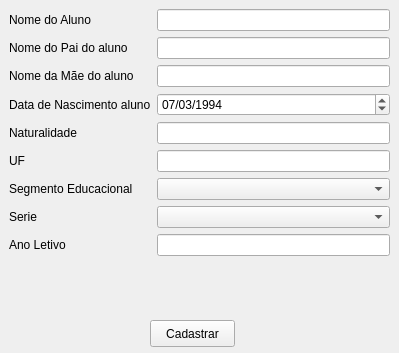
Before: the Qt Designer form GeradorDeDocumentos/view/cadastro.ui in andersonferreira1277/Exerc-cios-de-P1-e-LP1, drawn with Qt 5.
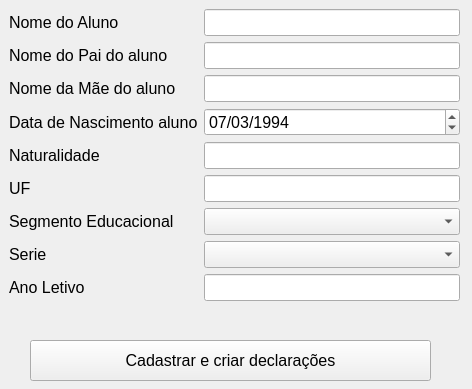
After: the same form once the commit is applied.

Commit message: Melhorando a interface.

Diff of the .ui file:
```diff
--- a/GeradorDeDocumentos/view/cadastro.ui
+++ b/GeradorDeDocumentos/view/cadastro.ui
@@ -6,8 +6,8 @@
    <rect>
     <x>0</x>
     <y>0</y>
-    <width>399</width>
-    <height>353</height>
+    <width>472</width>
+    <height>389</height>
    </rect>
   </property>
   <property name="windowTitle">
@@ -18,43 +18,86 @@
     <rect>
      <x>9</x>
      <y>9</y>
-     <width>381</width>
+     <width>451</width>
      <height>311</height>
     </rect>
    </property>
+   <property name="font">
+    <font>
+     <pointsize>12</pointsize>
+    </font>
+   </property>
    <layout class="QFormLayout" name="formLayout">
     <item row="0" column="0">
      <widget class="QLabel" name="nomeDoAlunoLabel">
+      <property name="font">
+       <font>
+        <pointsize>12</pointsize>
+       </font>
+      </property>
       <property name="text">
        <string>Nome do Aluno</string>
       </property>
      </widget>
     </item>
     <item row="0" column="1">
-     <widget class="QLineEdit" name="nomeDoAlunoLineEdit"/>
+     <widget class="QLineEdit" name="nomeDoAlunoLineEdit">
+      <property name="font">
+       <font>
+        <pointsize>12</pointsize>
+       </font>
+      </property>
+     </widget>
     </item>
     <item row="1" column="0">
      <widget class="QLabel" name="nomeDoPaiDoAlunoLabel">
+      <property name="font">
+       <font>
+        <pointsize>12</pointsize>
+       </font>
+      </property>
       <property name="text">
        <string>Nome do Pai do aluno</string>
       </property>
      </widget>
     </item>
     <item row="1" column="1">
-     <widget class="QLineEdit" name="nomeDoPaiDoAlunoLineEdit"/>
+     <widget class="QLineEdit" name="nomeDoPaiDoAlunoLineEdit">
+      <property name="font">
+       <font>
+        <pointsize>12</pointsize>
+       </font>
+      </property>
+     </widget>
     </item>
     <item row="2" column="0">
      <widget class="QLabel" name="nomeDaMEDoAlunoLabel">
+      <property name="font">
+       <font>
+        <pointsize>12</pointsize>
+       </font>
+      </property>
       <property name="text">
        <string>Nome da Mãe do aluno</string>
       </property>
      </widget>
     </item>
     <item row="2" column="1">
-     <widget class="QLineEdit" name="nomeDaMEDoAlunoLineEdit"/>
+     <widget class="QLineEdit" name="nomeDaMEDoAlunoLineEdit">
+      <property name="font">
+       <font>
+        <pointsize>12</pointsize>
+       </font>
+      </property>
+     </widget>
     </item>
     <item row="3" column="0">
      <widget class="QLabel" name="dataDeNascimentoAlunoLabel">
+      <property name="font">
+       <font>
+        <pointsize>12</pointsize>
+       </font>
+      </property>
       <property name="text">
        <string>Data de Nascimento aluno</string>
       </property>
@@ -62,6 +105,11 @@
     </item>
     <item row="3" column="1">
      <widget class="QDateEdit" name="dataDeNascimentoAlunoDateEdit">
+      <property name="font">
+       <font>
+        <pointsize>12</pointsize>
+       </font>
+      </property>
       <property name="dateTime">
        <datetime>
         <hour>0</hour>
@@ -96,46 +144,95 @@
     </item>
     <item row="4" column="0">
      <widget class="QLabel" name="naturalidadeLabel">
+      <property name="font">
+       <font>
+        <pointsize>12</pointsize>
+       </font>
+      </property>
       <property name="text">
        <string>Naturalidade</string>
       </property>
      </widget>
     </item>
     <item row="4" column="1">
-     <widget class="QLineEdit" name="naturalidadeLineEdit"/>
+     <widget class="QLineEdit" name="naturalidadeLineEdit">
+      <property name="font">
+       <font>
+        <pointsize>12</pointsize>
+       </font>
+      </property>
+     </widget>
     </item>
     <item row="5" column="0">
      <widget class="QLabel" name="uFLabel">
+      <property name="font">
+       <font>
+        <pointsize>12</pointsize>
+       </font>
+      </property>
       <property name="text">
        <string>UF</string>
       </property>
      </widget>
     </item>
     <item row="5" column="1">
-     <widget class="QLineEdit" name="uFLineEdit"/>
+     <widget class="QLineEdit" name="uFLineEdit">
+      <property name="font">
+       <font>
+        <pointsize>12</pointsize>
+       </font>
+      </property>
+     </widget>
     </item>
     <item row="6" column="0">
      <widget class="QLabel" name="segmentoEducacionalLabel">
+      <property name="font">
+       <font>
+        <pointsize>12</pointsize>
+       </font>
+      </property>
       <property name="text">
        <string>Segmento Educacional</string>
       </property>
      </widget>
     </item>
     <item row="6" column="1">
-     <widget class="QComboBox" name="segmentoEducacionalComboBox"/>
+     <widget class="QComboBox" name="segmentoEducacionalComboBox">
+      <property name="font">
+       <font>
+        <pointsize>12</pointsize>
+       </font>
+      </property>
+     </widget>
     </item>
     <item row="7" column="0">
      <widget class="QLabel" name="serieLabel">
+      <property name="font">
+       <font>
+        <pointsize>12</pointsize>
+       </font>
+      </property>
       <property name="text">
        <string>Serie</string>
       </property>
      </widget>
     </item>
     <item row="7" column="1">
-     <widget class="QComboBox" name="serieComboBox"/>
+     <widget class="QComboBox" name="serieComboBox">
+      <property name="font">
+       <font>
+        <pointsize>12</pointsize>
+       </font>
+      </property>
+     </widget>
     </item>
     <item row="8" column="0">
      <widget class="QLabel" name="anoLetivoLabel">
+      <property name="font">
+       <font>
+        <pointsize>12</pointsize>
+       </font>
+      </property>
       <property name="text">
        <string>Ano Letivo</string>
       </property>
@@ -143,6 +240,11 @@
     </item>
     <item row="8" column="1">
      <widget class="QLineEdit" name="anoLetivoLineEdit">
+      <property name="font">
+       <font>
+        <pointsize>12</pointsize>
+       </font>
+      </property>
       <property name="inputMethodHints">
        <set>Qt::ImhPreferNumbers</set>
       </property>
@@ -153,14 +255,19 @@
   <widget class="QPushButton" name="cadastrarButton">
    <property name="geometry">
     <rect>
-     <x>150</x>
-     <y>320</y>
-     <width>85</width>
-     <height>27</height>
+     <x>30</x>
+     <y>340</y>
+     <width>401</width>
+     <height>41</height>
     </rect>
    </property>
+   <property name="font">
+    <font>
+     <pointsize>12</pointsize>
+    </font>
+   </property>
    <property name="text">
-    <string>Cadastrar</string>
+    <string>Cadastrar e criar declarações</string>
    </property>
   </widget>
  </widget>
```
